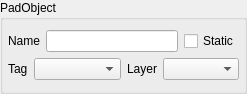
First picture: the form in Editor/PAD-Engine/padobjectwidget.ui, repository Phiras55/PAD-Game-Engine, before the edit.
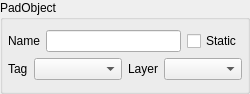
Second picture: the form after the edit. Icons and pictures are not drawn.

The edit to the form file:
```diff
--- a/Editor/PAD-Engine/padobjectwidget.ui
+++ b/Editor/PAD-Engine/padobjectwidget.ui
@@ -6,7 +6,7 @@
    <rect>
     <x>0</x>
     <y>0</y>
-    <width>247</width>
+    <width>250</width>
     <height>94</height>
    </rect>
   </property>
@@ -18,7 +18,7 @@
   </property>
   <property name="minimumSize">
    <size>
-    <width>247</width>
+    <width>250</width>
     <height>94</height>
    </size>
   </property>
```
